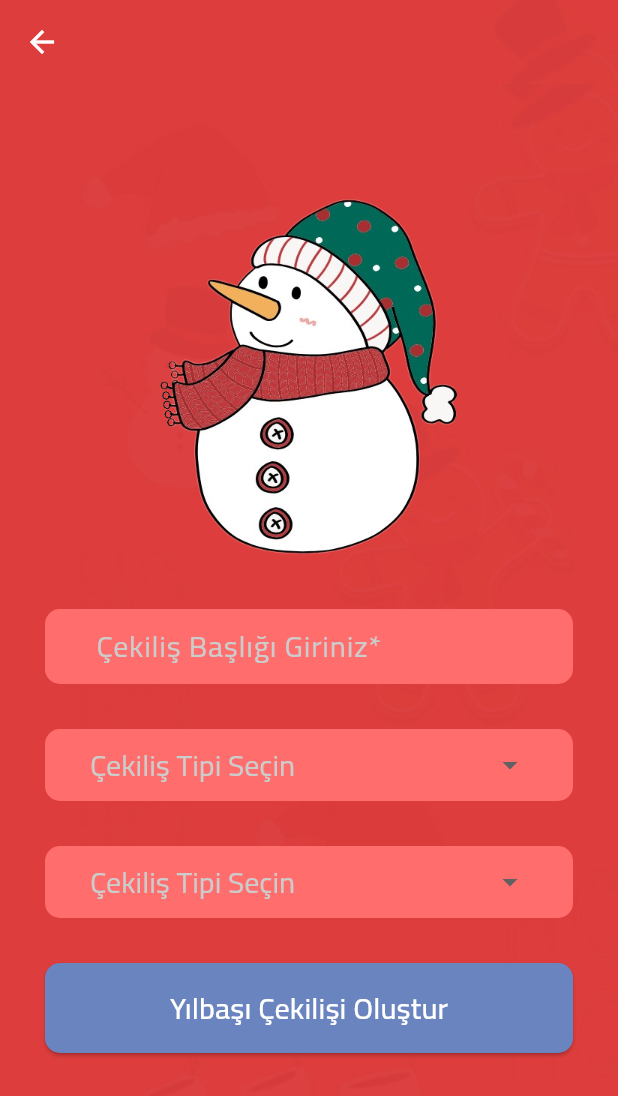
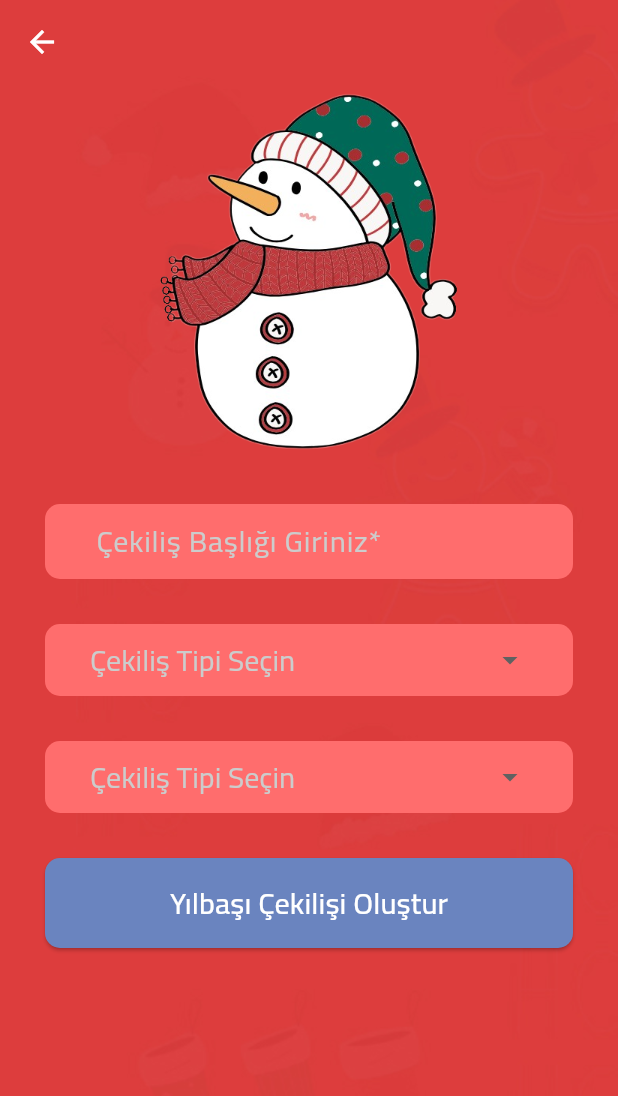
Before and after one commit to edabarutcu/Noel-Raffle-App, a Flutter app: the NewYearScreen screen opened directly, on a phone screen of 412 x 824 dp. Shown: the top 1096 px of the screen. Run offline on Flutter 3.47's test engine with Material 3 defaults, Android fonts, the phone set to English and light mode, and no system bars; our stand-ins replace confetti, font_awesome_flutter; missing offline and left inert: dart:ffi.

Commit message:
Fix bugs in designs

```diff
--- a/lib/ui/newyearscreen/newyear_screen.dart
+++ b/lib/ui/newyearscreen/newyear_screen.dart
@@ -55,41 +55,25 @@ class _NewYearScreenState extends State<NewYearScreen> {
           shadowColor: Colors.transparent,
           iconTheme: const IconThemeData(color: Colors.white),
         ),
-        body: Stack(
-          fit: StackFit.expand,
-          children: [
-            Container(
-              decoration: const BoxDecoration(
-                image: DecorationImage(
-                  image: AssetImage('assets/images/background.jpg'),
-                  fit: BoxFit.cover,
-                ),
-              ),
-            ),
-            Positioned(
-              top: 70,
-              left: 0,
-              right: 0,
-              child: Column(
+        body: SingleChildScrollView(
+          child: Column(
                 children: [
                   Image.asset(
                     'assets/images/logo2.png',
                     width: 300,
                     height: 250,
                   ),
-                  SizedBox(height: 20),
+                  const SizedBox(height: 20),
                   _buildAdditionalTextField(),
-                  SizedBox(height: 20),
+                  const SizedBox(height: 20),
                   _customDropdownButton1(),
-                  SizedBox(height: 20),
+                  const SizedBox(height: 20),
                   _customDropdownButton2(),
-                  SizedBox(height: 20),
+                  const SizedBox(height: 20),
                   _buildButtonWidget(context),
 
                 ],
               ),
-            ),
-          ],
         ),
       ),
     );
@@ -98,11 +82,7 @@ class _NewYearScreenState extends State<NewYearScreen> {
   Widget _buildAdditionalTextField() {
     return Padding(
       padding: const EdgeInsets.only(left: 30, right: 30, bottom: 10, top: 10),
-      child: Positioned(
-        top: 400,
-        left: 0,
-        right: 0,
-        child: Container(
+      child: Container(
           padding: const EdgeInsets.symmetric(horizontal: 30),
           decoration: BoxDecoration(
             color: const Color(0xFFFF6D6D),
@@ -129,7 +109,6 @@ class _NewYearScreenState extends State<NewYearScreen> {
             ],
           ),
         ),
-      ),
     );
   }
 
@@ -147,8 +126,8 @@ class _NewYearScreenState extends State<NewYearScreen> {
               child: DropdownButtonHideUnderline(
                 child: DropdownButton<String>(
                   value: _groupController,
-                  dropdownColor: Color(0xFFFF6D6D),
-                  icon: Icon(Icons.arrow_drop_down),
+                  dropdownColor: const Color(0xFFFF6D6D),
+                  icon: const Icon(Icons.arrow_drop_down),
                   isExpanded: true,
                   padding: const EdgeInsets.symmetric(horizontal: 30),
                   iconSize: 24,
@@ -201,8 +180,8 @@ class _NewYearScreenState extends State<NewYearScreen> {
               child: DropdownButtonHideUnderline(
                 child: DropdownButton<String>(
                   value: _sectorController,
-                  dropdownColor: Color(0xFFFF6D6D),
-                  icon: Icon(Icons.arrow_drop_down),
+                  dropdownColor: const Color(0xFFFF6D6D),
+                  icon: const Icon(Icons.arrow_drop_down),
                   isExpanded: true,
                   padding: const EdgeInsets.symmetric(horizontal: 30),
                   iconSize: 24,
--- a/pubspec.yaml
+++ b/pubspec.yaml
@@ -16,7 +16,7 @@ publish_to: 'none' # Remove this line if you wish to publish to pub.dev
 # https://developer.apple.com/library/archive/documentation/General/Reference/InfoPlistKeyReference/Articles/CoreFoundationKeys.html
 # In Windows, build-name is used as the major, minor, and patch parts
 # of the product and file versions while build-number is used as the build suffix.
-version: 1.0.0+3
+version: 1.0.0+8
 
 environment:
   sdk: '>=3.2.3 <4.0.0'
@@ -41,7 +41,7 @@ dependencies:
 dev_dependencies:
   flutter_test:
     sdk: flutter
-  http: ^0.13.4
+  http: ^1.1.2
   confetti: ^0.7.0
   url_launcher: ^6.1.13
   flutter_launcher_icons: ^0.9.2
```
Also changed, not shown: lib/ui/giftraffle/gift_raffle_screen.dart (+5 -23 lines), pubspec.lock, 3 other files.
